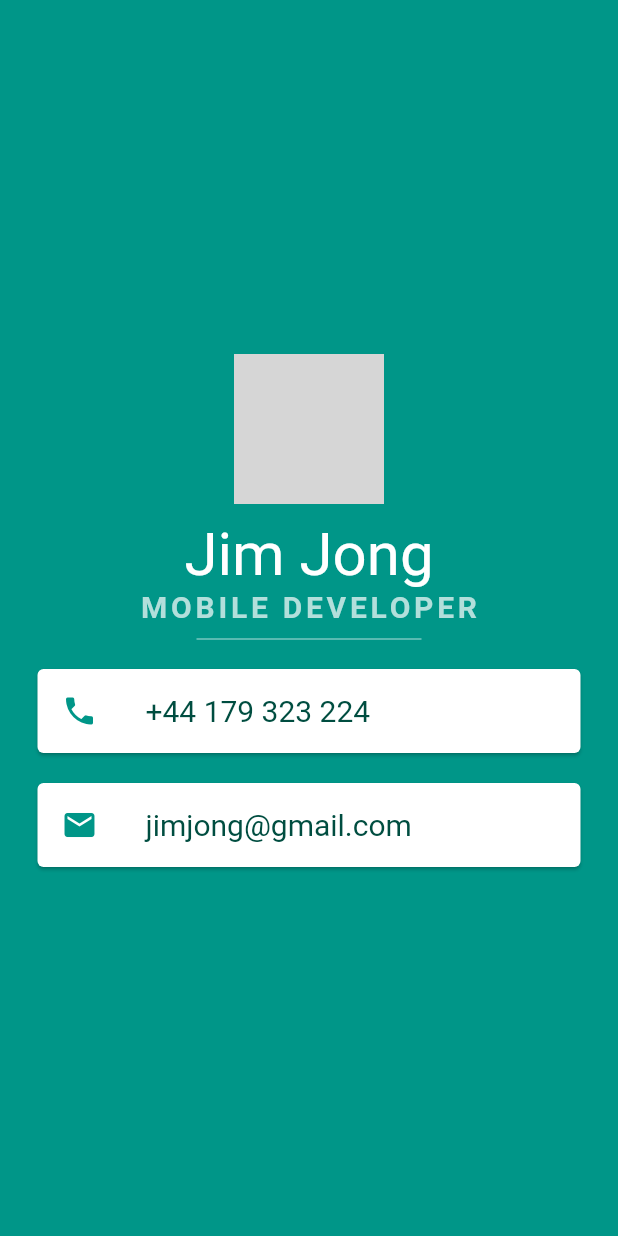
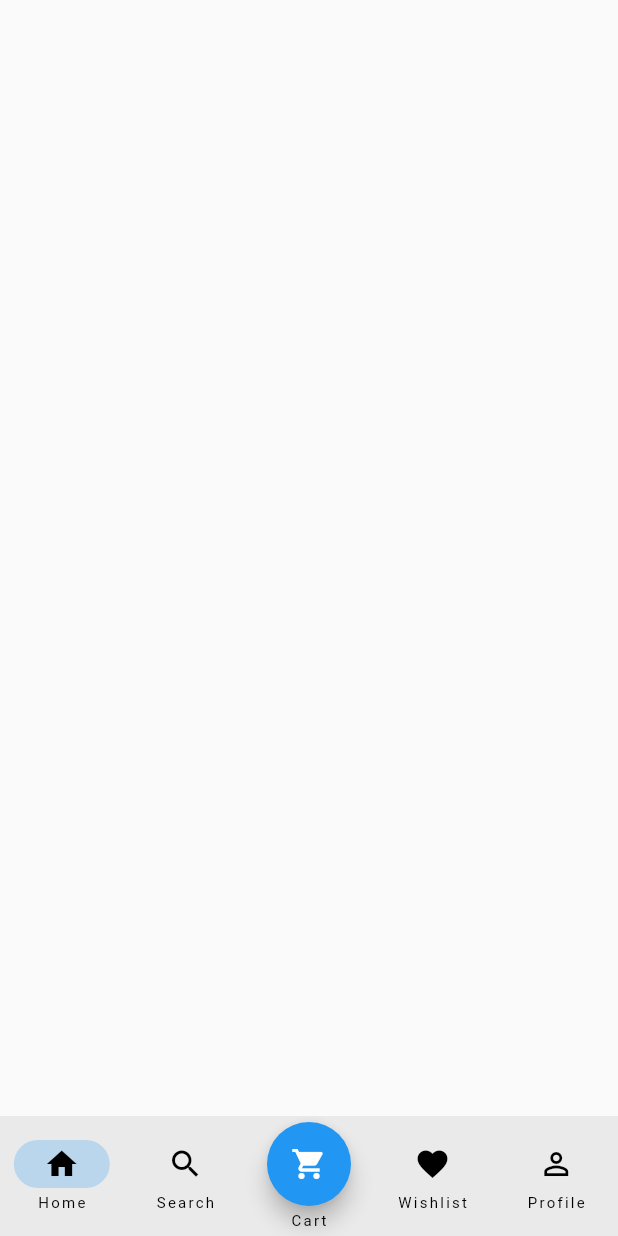
Before and after one commit to ProjectCrafted/frontshop_app_sol, a Flutter app: the screen it shows after launch, on a phone screen of 412 x 824 dp. Run offline on Flutter 3.47's test engine with Material 2 defaults, Android fonts, the phone set to English and light mode, and no system bars; Roboto replaces fonts that are missing (Pacifico, SourceSans); grey boxes are pictures that could not be loaded.

Commit message:
homepage nav bar

```diff
--- /dev/null
+++ b/lib/homepage.dart
@@ -0,0 +1,48 @@
+import 'package:flutter/cupertino.dart';
+import 'package:flutter/material.dart';
+
+class navbar extends StatefulWidget {
+  const navbar({super.key});
+
+  @override
+  State<navbar> createState() => _navbarState();
+}
+
+class _navbarState extends State<navbar> {
+  @override
+  Widget build(BuildContext context) {
+    Size size=MediaQuery.of(context).size;
+    return Scaffold(
+      bottomNavigationBar: Container(
+        child: NavigationBar(
+            destinations: [
+              NavigationDestination(
+                  icon: Icon(Icons.home),
+                  label: "Home"
+              ),
+              NavigationDestination(
+                  icon: Icon(Icons.search),
+                  label: "Search"
+              ),
+              NavigationDestination(
+    icon: FloatingActionButton(
+    child: Icon(Icons.shopping_cart),
+    onPressed: (){},
+    ),
+    label: "Cart"
+                 ),
+              NavigationDestination(
+                  icon: Icon(Icons.favorite),
+                  label: "Wishlist"
+              ),
+              NavigationDestination(
+                  icon: Icon(Icons.person_outline_outlined),
+                  label: "Profile"
+              ),
+            ]
+        ),
+      ),
+
+    );
+  }
+}
--- a/lib/main.dart
+++ b/lib/main.dart
@@ -1,89 +1,9 @@
+import 'package:flutter/cupertino.dart';
 import 'package:flutter/material.dart';
-
-void main() {
-  runApp(MyApp());
+import 'homepage.dart';
+void main(){
+  runApp(MaterialApp(
+    home: navbar(),
+  ),
+  );
 }
-
-class MyApp extends StatelessWidget {
-  const MyApp({Key? key}) : super(key: key);
-
-  @override
-  Widget build(BuildContext context) {
-    return MaterialApp(
-      home: Scaffold(
-        backgroundColor: Colors.teal,
-        body: SafeArea(
-          child: Column(
-            mainAxisAlignment: MainAxisAlignment.center,
-            children: [
-              CircleAvatar(
-                radius: 50.0,
-                backgroundImage: AssetImage('images/person2.jpg'),
-              ),
-              SizedBox(height: 10.0),
-              Text(
-                "Jim Jong",
-                style: TextStyle(
-                  fontFamily: "Pacifico",
-                  fontSize: 40.0,
-                  color: Colors.white,
-                ),
-              ),
-              Text(
-                "MOBILE DEVELOPER",
-                style: TextStyle(
-                  fontFamily: "SourceSans",
-                  color: Colors.teal.shade100,
-                  fontSize: 20.0,
-                  letterSpacing: 2.5,
-                  fontWeight: FontWeight.bold,
-                ),
-              ),
-              SizedBox(
-                height: 20.0,
-                width: 150.0,
-                child: Divider(
-                  color: Colors.teal.shade100,
-                ),
-              ),
-              Card(
-                margin: EdgeInsets.symmetric(vertical: 10.0, horizontal: 25.0),
-                child: ListTile(
-                  leading: Icon(
-                    Icons.phone,
-                    color: Colors.teal,
-                  ),
-                  title: Text(
-                    "+44 179 323 224",
-                    style: TextStyle(
-                      color: Colors.teal.shade900,
-                      fontFamily: "SourceSans",
-                      fontSize: 20.0,
-                    ),
-                  ),
-                ),
-              ),
-              Card(
-                margin: EdgeInsets.symmetric(vertical: 10.0, horizontal: 25.0),
-                child: ListTile(
-                  leading: Icon(
-                    Icons.mail,
-                    color: Colors.teal,
-                  ),
-                  title: Text(
-                    "jimjong@gmail.com",
-                    style: TextStyle(
-                      fontFamily: "SourceSans",
-                      fontSize: 20.0,
-                      color: Colors.teal.shade900,
-                    ),
-                  ),
-                ),
-              ),
-            ],
-          ),
-        ),
-      ),
-    );
-  }
-}
```
